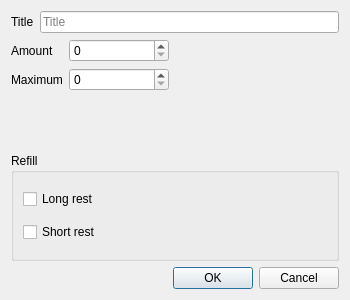
The window that charsheet-widget/resourcedialog.ui (Technohamster-py/dm-assist) describes before a commit, drawn with Qt 5.
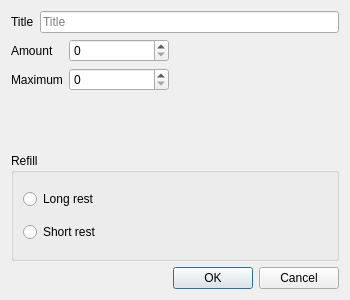
The same window after the commit. Icons and pictures are not drawn.

Commit message: Чекбоксы заменены на радоикнопки

What changed in the file:
```diff
--- a/charsheet-widget/resourcedialog.ui
+++ b/charsheet-widget/resourcedialog.ui
@@ -89,7 +89,7 @@
      </property>
      <layout class="QVBoxLayout" name="verticalLayout">
       <item>
-       <widget class="QCheckBox" name="longRestCheckBox">
+       <widget class="QRadioButton" name="longRestRadioButton">
         <property name="text">
          <string>Long rest</string>
         </property>
@@ -100,7 +100,7 @@
        </widget>
       </item>
       <item>
-       <widget class="QCheckBox" name="shortRestCheckBox">
+       <widget class="QRadioButton" name="shortRestRadioButton">
         <property name="text">
          <string>Short rest</string>
         </property>
```
The commit also changes 1 other file.
